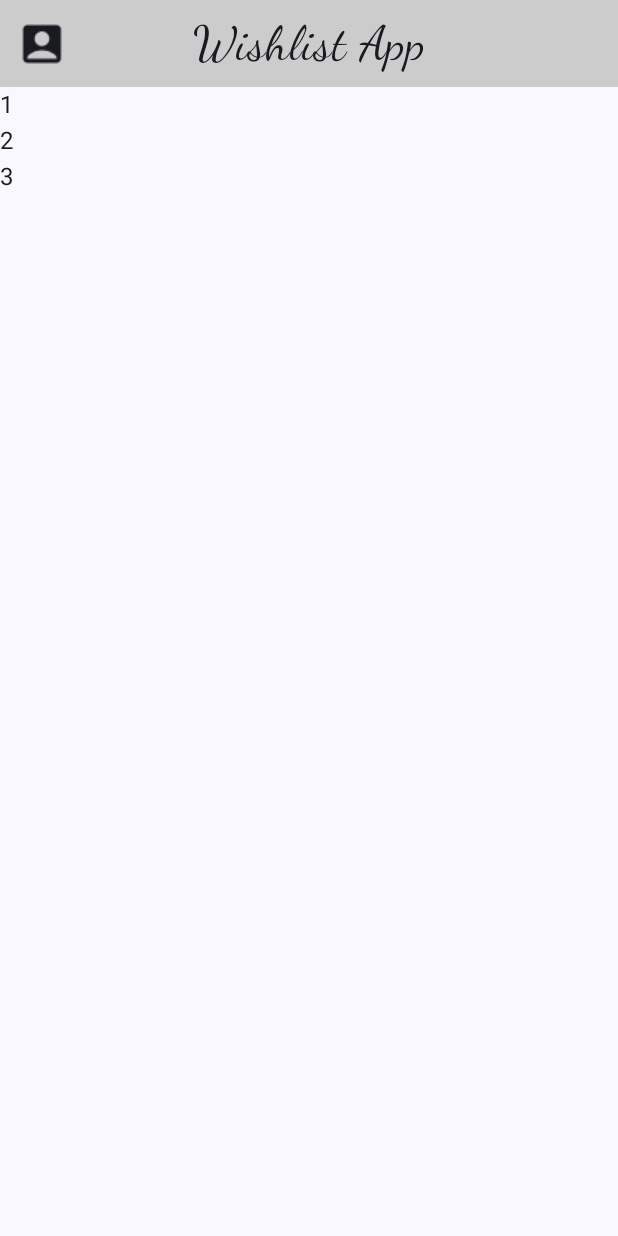
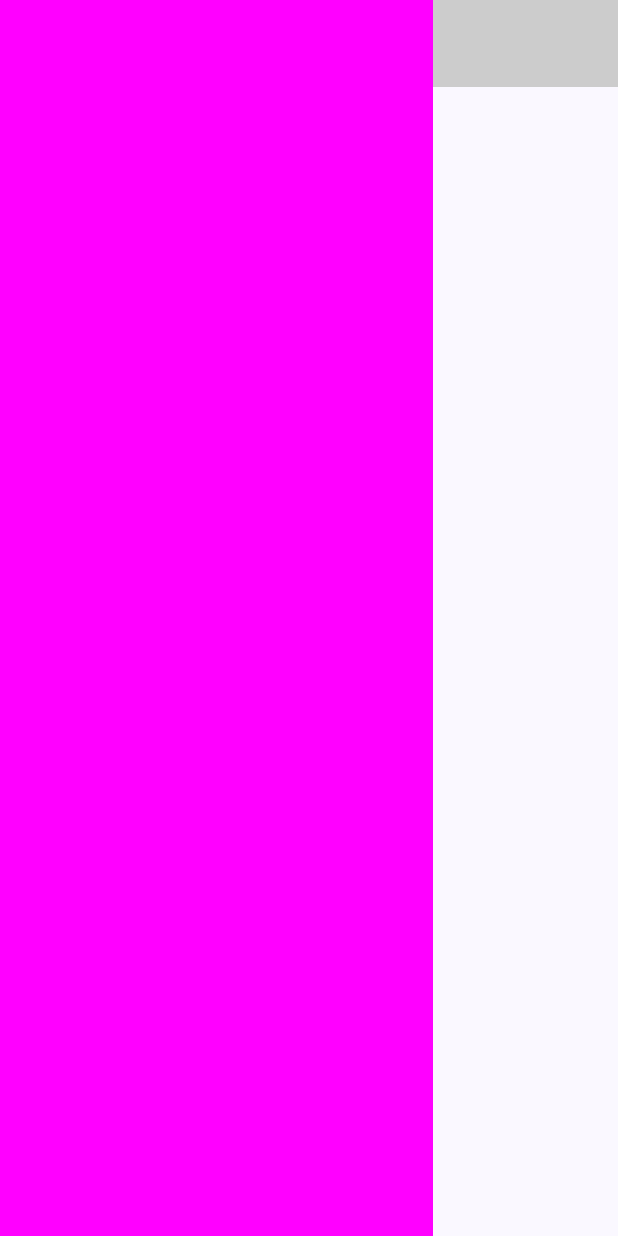
Before and after one commit to Jaidatt007/Wishlist_App, an Android app built with Jetpack Compose: the screen it shows after launch (MainActivity), after a tap on "Account Icon", on a phone screen of 412 x 824 dp. Run offline under Robolectric (Android 15) with nearby library versions, the phone set to English and light mode, and no system bars.

```diff
--- a/app/src/main/java/com/example/wishlistapplication/screens/home_screen.kt
+++ b/app/src/main/java/com/example/wishlistapplication/screens/home_screen.kt
@@ -1,8 +1,15 @@
 package com.example.wishlistapplication.screens
 
 import android.util.Log
+import androidx.compose.animation.AnimatedVisibility
+import androidx.compose.animation.slideInHorizontally
+import androidx.compose.animation.slideOutHorizontally
+import androidx.compose.foundation.background
 import androidx.compose.foundation.clickable
+import androidx.compose.foundation.layout.Box
 import androidx.compose.foundation.layout.Column
+import androidx.compose.foundation.layout.fillMaxHeight
+import androidx.compose.foundation.layout.fillMaxWidth
 import androidx.compose.foundation.layout.padding
 import androidx.compose.material3.Scaffold
 import androidx.compose.material3.Text
@@ -10,29 +17,30 @@ import androidx.compose.runtime.Composable
 import androidx.compose.runtime.mutableStateOf
 import androidx.compose.runtime.remember
 import androidx.compose.ui.Modifier
+import androidx.compose.ui.graphics.Color
 import com.example.wishlistapplication.units.Top_app_bar
 
 @Composable
 fun Home_screen(modifier: Modifier) {
 
-
+    val drawerState = remember { mutableStateOf(false) }
 
     // Main screen content
     Scaffold(
         modifier = modifier.clickable {
             Log.d("SCREEN","Screen Clicked !")
-
+            drawerState.value = false
         },
         topBar = {
             Top_app_bar(
                 onAccountIconClick = {
-
+                    drawerState.value = true
                 }
             )
         }
     ) {
         Column(modifier = Modifier.padding(it).clickable {
-
+            drawerState.value = false
         }) {
             // Screen content
             Text("1")
@@ -42,6 +50,23 @@ fun Home_screen(modifier: Modifier) {
 
     }
 
+    AnimatedVisibility(
+        modifier = Modifier.fillMaxWidth(0.7f)
+            .fillMaxHeight(),
+        visible = drawerState.value,
+        enter = slideInHorizontally(
+            initialOffsetX = { fullWidth -> -fullWidth } // Slide in from the left
+        ),
+        exit = slideOutHorizontally(
+            targetOffsetX = { fullWidth -> -fullWidth } // Slide out to the left
+        )
+    ) {
+        Box(modifier = modifier.then(Modifier.fillMaxHeight().fillMaxWidth(0.7f)
+            .background(Color.Magenta).clickable {
+                Log.d("DRAWER","Drawer Clicked !")
+            })) {
 
+        }
+    }
 
 }
```
